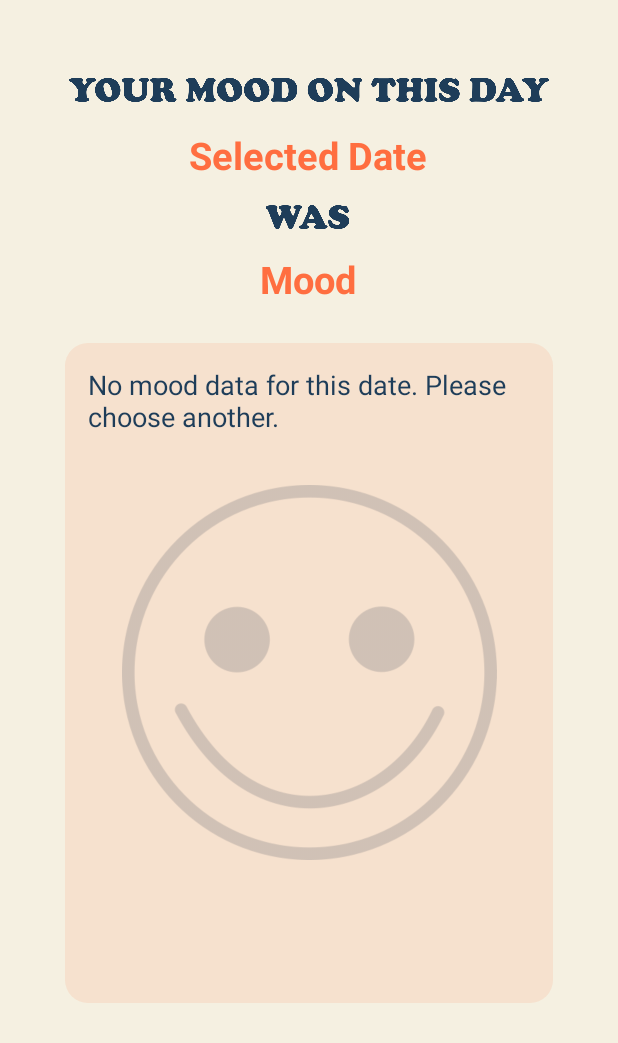
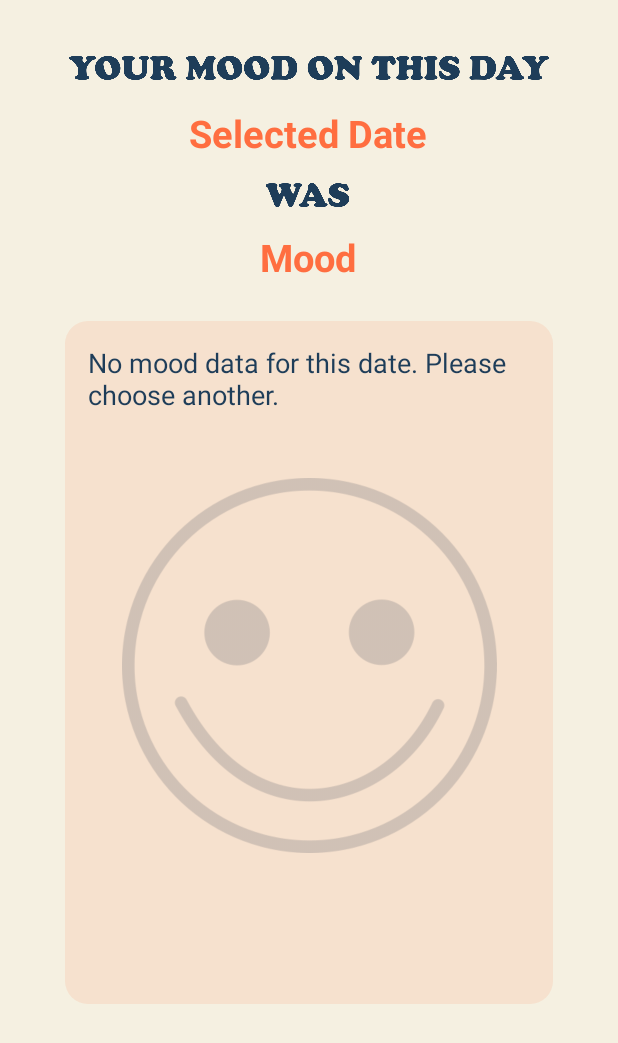
Before and after one commit to RRoager/MoodCalenderApp, an Android app: the layout activity_date.xml on its own in the app's theme, with its tools: preview values and no code run, on a phone screen of 412 x 824 dp. Shown: the top 1043 px of the screen. Run offline under Robolectric (Android 15) with nearby library versions, the phone set to English and light mode, and no system bars; Roboto replaces fonts that are not available here.

Commit message:
CreateMoodActivity, CalenderActivity og DateActivity er stylet færdigt med billede osv.

```diff
--- a/app/src/main/res/layout/activity_calender.xml
+++ b/app/src/main/res/layout/activity_calender.xml
@@ -23,7 +23,7 @@
         android:id="@+id/imageView3"
         android:layout_width="317dp"
         android:layout_height="44dp"
-        android:layout_marginTop="50dp"
+        android:layout_marginTop="35dp"
         app:layout_constraintEnd_toEndOf="parent"
         app:layout_constraintStart_toStartOf="parent"
         app:layout_constraintTop_toTopOf="parent"
--- a/app/src/main/res/layout/activity_create_mood.xml
+++ b/app/src/main/res/layout/activity_create_mood.xml
@@ -11,7 +11,7 @@
         android:id="@+id/imageView2"
         android:layout_width="325dp"
         android:layout_height="20dp"
-        android:layout_marginTop="50dp"
+        android:layout_marginTop="35dp"
         app:layout_constraintEnd_toEndOf="parent"
         app:layout_constraintStart_toStartOf="parent"
         app:layout_constraintTop_toTopOf="parent"
@@ -53,7 +53,7 @@
         android:id="@+id/moodPicker"
         android:layout_width="wrap_content"
         android:layout_height="wrap_content"
-        android:layout_marginTop="32dp"
+        android:layout_marginTop="40dp"
         app:layout_constraintEnd_toEndOf="parent"
         app:layout_constraintStart_toStartOf="parent"
         app:layout_constraintTop_toBottomOf="@+id/editTextView" />
--- a/app/src/main/res/layout/activity_date.xml
+++ b/app/src/main/res/layout/activity_date.xml
@@ -11,7 +11,7 @@
         android:id="@+id/logoView1"
         android:layout_width="320dp"
         android:layout_height="20dp"
-        android:layout_marginTop="50dp"
+        android:layout_marginTop="35dp"
         app:layout_constraintEnd_toEndOf="parent"
         app:layout_constraintStart_toStartOf="parent"
         app:layout_constraintTop_toTopOf="parent"
@@ -32,13 +32,13 @@
         android:id="@+id/moodImageView"
         android:layout_width="250dp"
         android:layout_height="250dp"
-        android:layout_marginTop="120dp"
+        android:layout_marginTop="130dp"
         android:adjustViewBounds="false"
         android:alpha="0.2"
         android:visibility="visible"
         app:layout_constraintEnd_toEndOf="parent"
         app:layout_constraintStart_toStartOf="parent"
-        app:layout_constraintTop_toBottomOf="@+id/moodView"
+        app:layout_constraintTop_toBottomOf="@+id/moodTextView"
         tools:srcCompat="@drawable/happy" />
 
     <TextView
@@ -48,7 +48,7 @@
         android:layout_marginTop="16dp"
         android:text="Selected Date"
         android:textColor="#ff6e40"
-        android:textSize="25dp"
+        android:textSize="25sp"
         android:textStyle="bold"
         app:layout_constraintEnd_toEndOf="parent"
         app:layout_constraintHorizontal_bias="0.498"
@@ -56,13 +56,13 @@
         app:layout_constraintTop_toBottomOf="@+id/logoView1" />
 
     <TextView
-        android:id="@+id/moodView"
+        android:id="@+id/moodTextView"
         android:layout_width="wrap_content"
         android:layout_height="wrap_content"
         android:layout_marginTop="16dp"
         android:text="Mood"
         android:textColor="#ff6e40"
-        android:textSize="25dp"
+        android:textSize="25sp"
         android:textStyle="bold"
         app:layout_constraintEnd_toEndOf="parent"
         app:layout_constraintHorizontal_bias="0.498"
@@ -72,7 +72,7 @@
     <ScrollView
         android:id="@+id/scrollView"
         android:layout_width="325dp"
-        android:layout_height="440dp"
+        android:layout_height="455dp"
         android:layout_marginTop="25dp"
         android:background="@drawable/rounded_corners"
         android:fillViewport="true"
@@ -81,10 +81,10 @@
         android:scrollbars="vertical"
         app:layout_constraintEnd_toEndOf="parent"
         app:layout_constraintStart_toStartOf="parent"
-        app:layout_constraintTop_toBottomOf="@+id/moodView">
+        app:layout_constraintTop_toBottomOf="@+id/moodTextView">
 
         <TextView
-            android:id="@+id/textView"
+            android:id="@+id/moodContentView"
             android:layout_width="fill_parent"
             android:layout_height="wrap_content"
             android:gravity="start|top"
```
Also changed, not shown: app/src/main/java/com/roager/moodcalenderapp/DateActivity.java (+6 -6 lines).
